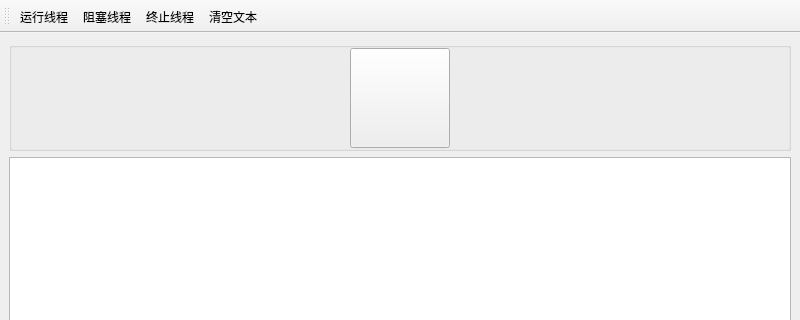
Qt form _en/Computer/Operating_System/Qt_C++_Programming/Fortune/Fortune.ui (bss9395/bss9395.github.io) before a commit; both pictures show x 0 to 800 and y 0 to 320 of the 800 by 600 pixel window.
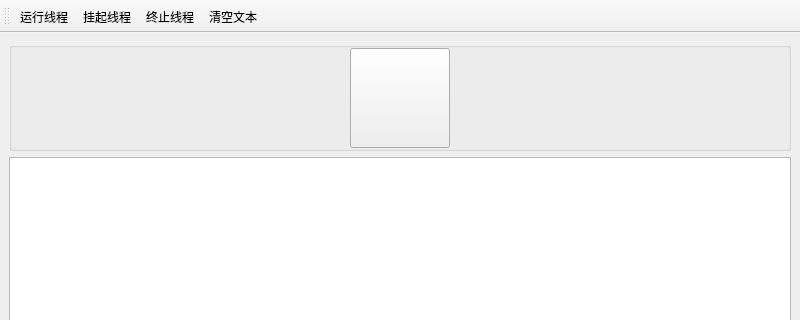
The same form after that commit. Icons and pictures are not drawn.

```diff
--- a/_en/Computer/Operating_System/Qt_C++_Programming/Fortune/Fortune.ui
+++ b/_en/Computer/Operating_System/Qt_C++_Programming/Fortune/Fortune.ui
@@ -129,7 +129,7 @@
     <bool>false</bool>
    </attribute>
    <addaction name="A_Running"/>
-   <addaction name="A_Blocked"/>
+   <addaction name="A_Pending"/>
    <addaction name="A_Stopped"/>
    <addaction name="A_Clear"/>
   </widget>
@@ -145,16 +145,16 @@
     <string>运行线程</string>
    </property>
   </action>
-  <action name="A_Blocked">
+  <action name="A_Pending">
    <property name="icon">
     <iconset resource="images.qrc">
      <normaloff>:/images/icons/pause_circle.png</normaloff>:/images/icons/pause_circle.png</iconset>
    </property>
    <property name="text">
-    <string>阻塞线程</string>
+    <string>挂起线程</string>
    </property>
    <property name="toolTip">
-    <string>阻塞线程</string>
+    <string>挂起线程</string>
    </property>
   </action>
   <action name="A_Stopped">
```
